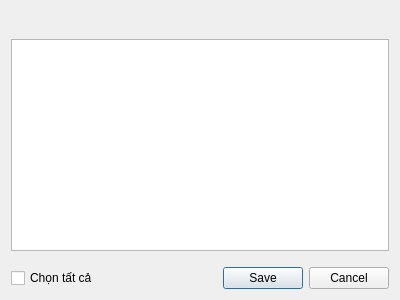
Before: the Qt Designer form app/view/dialog/dlgimportlistresult.ui in emtrai/hrm_monastery, drawn with Qt 5.
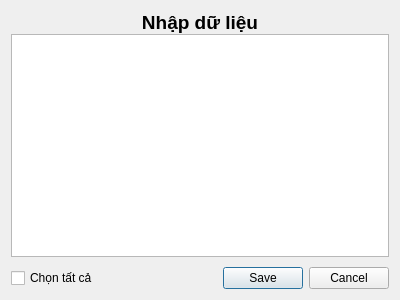
After: the same form once the commit is applied.

What changed in the file:
```diff
--- a/app/view/dialog/dlgimportlistresult.ui
+++ b/app/view/dialog/dlgimportlistresult.ui
@@ -15,6 +15,17 @@
   </property>
   <layout class="QVBoxLayout" name="verticalLayout_2">
    <item>
+    <layout class="QVBoxLayout" name="verticalLayout_3">
+     <property name="spacing">
+      <number>0</number>
+     </property>
+     <property name="leftMargin">
+      <number>0</number>
+     </property>
+     <property name="topMargin">
+      <number>0</number>
+     </property>
+     <item>
     <layout class="QVBoxLayout" name="verticalLayout">
      <item>
       <widget class="QLabel" name="txtSubject">
@@ -25,7 +36,7 @@
         </font>
        </property>
        <property name="text">
-        <string/>
+          <string>Nhập dữ liệu</string>
        </property>
        <property name="alignment">
         <set>Qt::AlignCenter</set>
@@ -35,8 +46,6 @@
      <item>
       <widget class="QTableWidget" name="tblList"/>
      </item>
-    </layout>
-   </item>
    <item>
     <layout class="QHBoxLayout" name="horizontalLayout">
      <property name="topMargin">
@@ -58,6 +67,10 @@
         <set>QDialogButtonBox::Cancel|QDialogButtonBox::Save</set>
        </property>
       </widget>
+         </item>
+        </layout>
+       </item>
+      </layout>
      </item>
     </layout>
    </item>
```
Left out of the diff: 2 changed lines with no effect on the pictures. Lines whose indentation alone changed are shown as unchanged.
